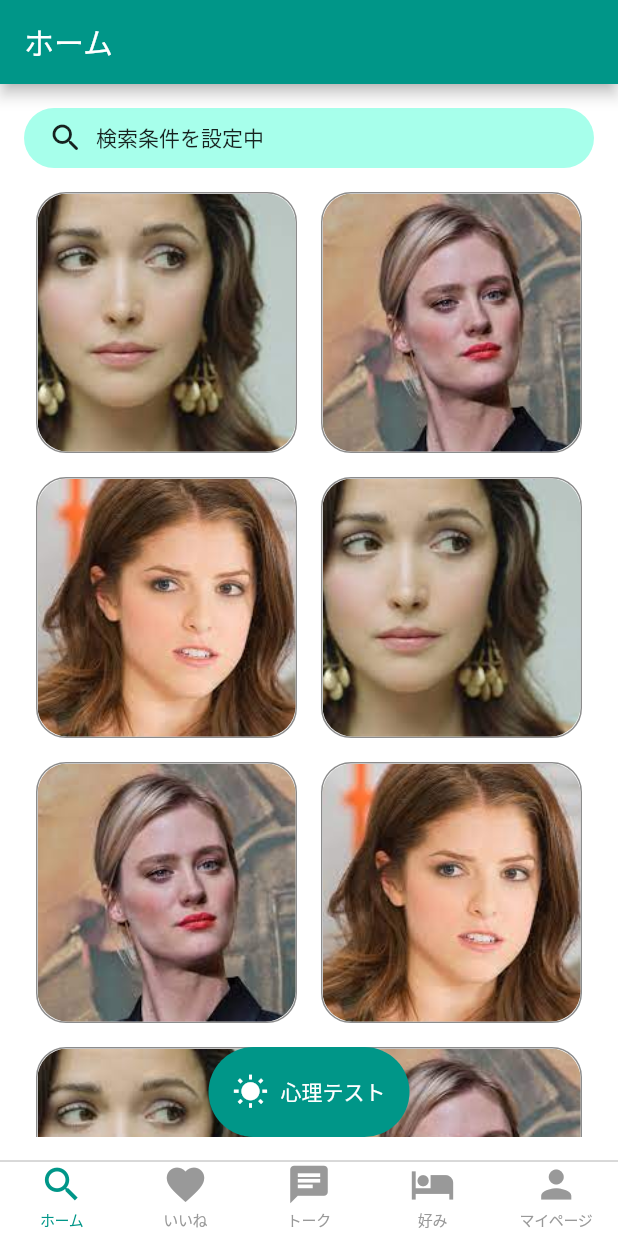
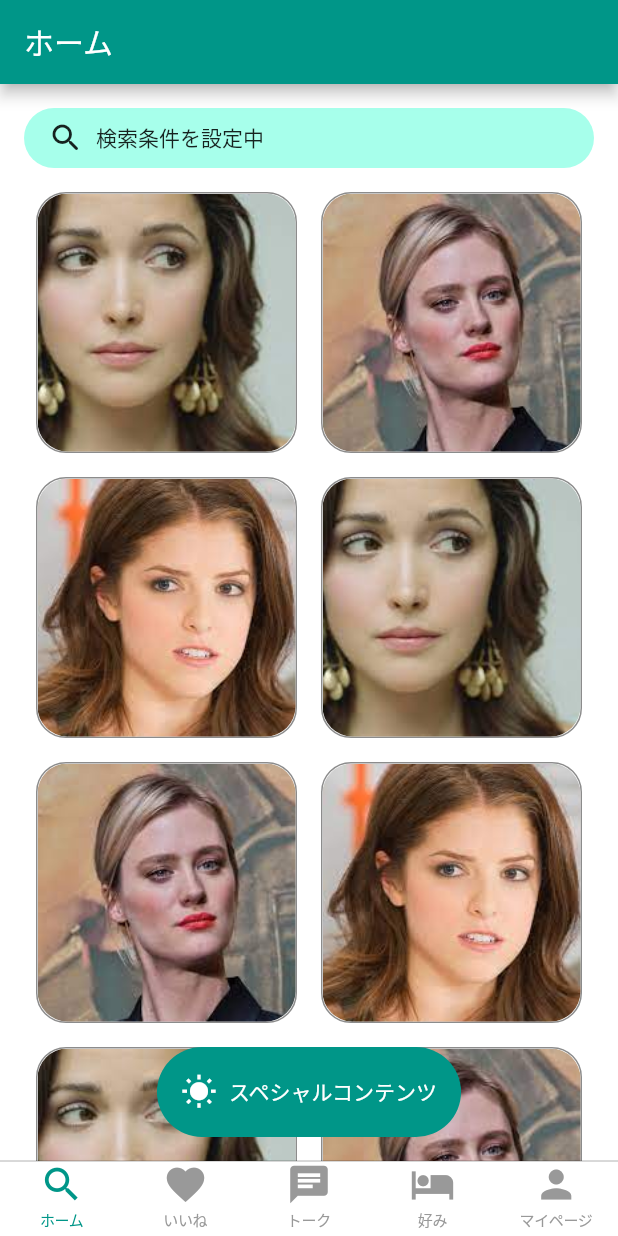
Before and after one commit to hideokawahara/diary_app, a Flutter app: the screen it shows after launch, on a phone screen of 412 x 824 dp. Run offline on Flutter 3.47's test engine with Material 2 defaults, Android fonts, the phone set to English and light mode, and no system bars.

Commit message:
feat: padding修正

```diff
--- a/lib/screens/home_screen.dart
+++ b/lib/screens/home_screen.dart
@@ -45,7 +45,12 @@ class HomeScreenBody extends StatelessWidget {
   Widget build(BuildContext context) {
     return SafeArea(
       child: Padding(
-        padding: const EdgeInsets.all(16.0),
+        padding: const EdgeInsets.fromLTRB(
+          16.0,
+          16.0,
+          16.0,
+          0,
+        ),
         child: Column(
           children: <Widget>[
             SearchBox(),
--- a/lib/widgets/special_contents_button.dart
+++ b/lib/widgets/special_contents_button.dart
@@ -24,7 +24,7 @@ class SpecialContentsButton extends StatelessWidget {
             width: 8.0,
           ),
           Text(
-            '心理テスト',
+            'スペシャルコンテンツ',
             style: TextStyle(color: AppColors.white),
           ),
         ],
```
